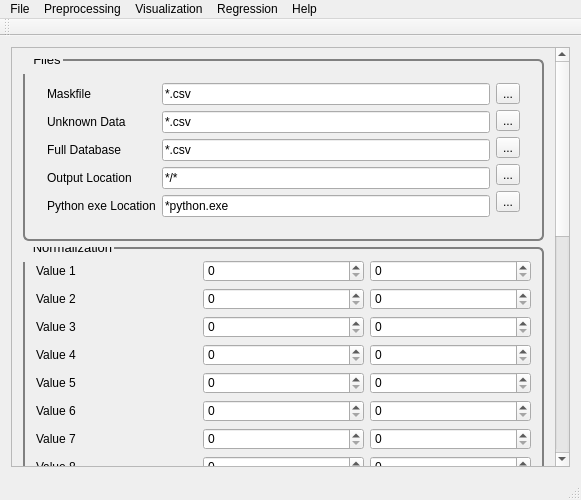
First picture: the form in src/New PYSAT_Gui/mainwindow.ui, repository tisaconundrum2/PySAT-GUI, before the edit.
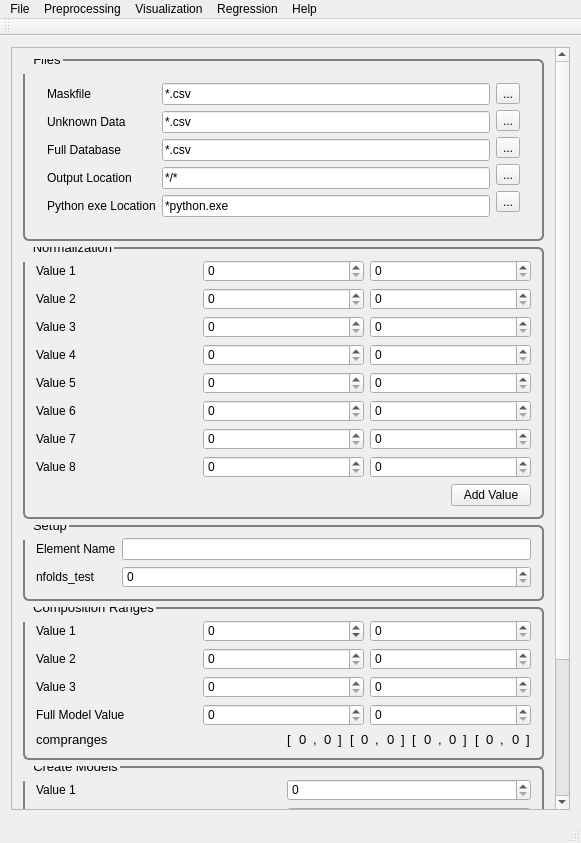
Second picture: the form after the edit.

```diff
--- a/src/New PYSAT_Gui/mainwindow.ui
+++ b/src/New PYSAT_Gui/mainwindow.ui
@@ -7,7 +7,7 @@
     <x>0</x>
     <y>0</y>
     <width>581</width>
-    <height>500</height>
+    <height>843</height>
    </rect>
   </property>
   <property name="windowTitle">
@@ -24,9 +24,9 @@
        <property name="geometry">
         <rect>
          <x>0</x>
-         <y>-570</y>
-         <width>547</width>
-         <height>991</height>
+         <y>0</y>
+         <width>544</width>
+         <height>949</height>
         </rect>
        </property>
        <property name="font">
```
Left out of the diff: 2 changed lines with no effect on the pictures.
